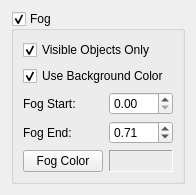
Before: the Qt Designer form src/Interface/Modules/Render/Fog.ui in SCIInstitute/SCIRun, drawn with Qt 5.
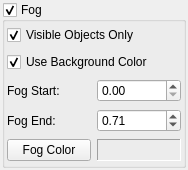
After: the same form once the commit is applied.

Commit message: Continue breaking out more small guis

Diff of the .ui file:
```diff
--- a/src/Interface/Modules/Render/Fog.ui
+++ b/src/Interface/Modules/Render/Fog.ui
@@ -6,14 +6,32 @@
    <rect>
     <x>0</x>
     <y>0</y>
-    <width>174</width>
-    <height>172</height>
+    <width>188</width>
+    <height>170</height>
    </rect>
   </property>
+  <property name="minimumSize">
+   <size>
+    <width>188</width>
+    <height>170</height>
+   </size>
+  </property>
   <property name="windowTitle">
    <string>Fog</string>
   </property>
   <layout class="QVBoxLayout" name="verticalLayout">
+   <property name="leftMargin">
+    <number>2</number>
+   </property>
+   <property name="topMargin">
+    <number>2</number>
+   </property>
+   <property name="rightMargin">
+    <number>2</number>
+   </property>
+   <property name="bottomMargin">
+    <number>2</number>
+   </property>
    <item>
     <widget class="QGroupBox" name="fogGroupBox_">
      <property name="font">
@@ -29,6 +47,18 @@
       <bool>true</bool>
      </property>
      <layout class="QGridLayout" name="gridLayout_10">
+      <property name="leftMargin">
+       <number>2</number>
+      </property>
+      <property name="topMargin">
+       <number>2</number>
+      </property>
+      <property name="rightMargin">
+       <number>2</number>
+      </property>
+      <property name="bottomMargin">
+       <number>2</number>
+      </property>
       <item row="0" column="0" colspan="2">
        <widget class="QCheckBox" name="fogOnVisibleObjectsCheckBox_">
         <property name="text">
```
The commit also changes 6 other files.
